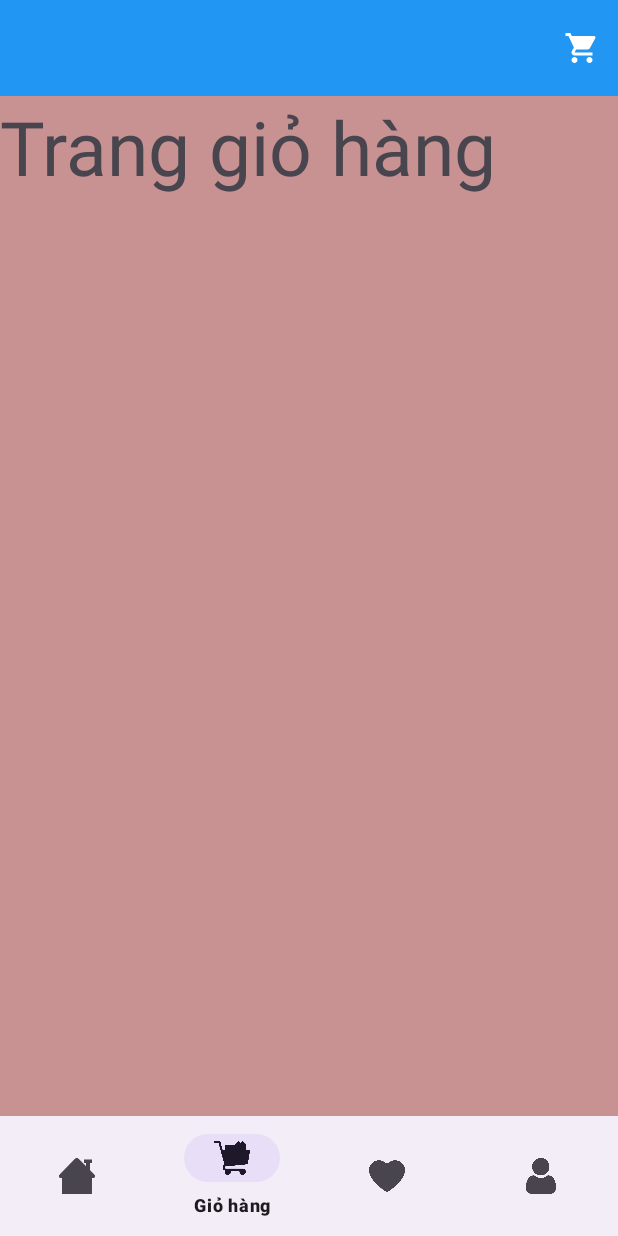
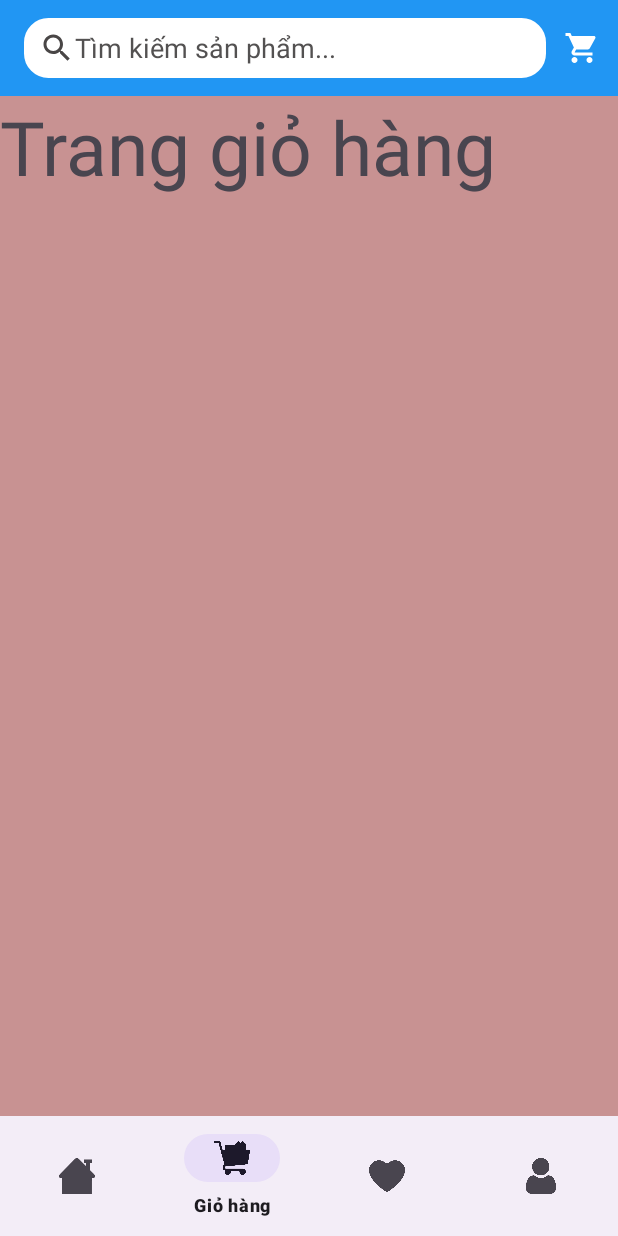
Before and after one commit to phongnft/DuAnTotNghiep_MD27, an Android app: the MainActivity screen opened directly, with no data from a screen before it, item 2 of the bottom bar chosen, on a phone screen of 412 x 824 dp. Run offline under Robolectric (Android 15) with nearby library versions, the phone set to English and light mode, and no system bars.

Commit message:
phong push

```diff
--- a/app/src/main/res/layout/activity_main.xml
+++ b/app/src/main/res/layout/activity_main.xml
@@ -15,7 +15,18 @@
         android:background="#2196F3"
         android:minHeight="?attr/actionBarSize"
         android:theme="?attr/actionBarTheme"
-        app:menu="@menu/bottom_toolbar" />
+        app:menu="@menu/bottom_toolbar" >
+
+        <EditText
+            android:paddingLeft="10dp"
+            android:drawableStart="@drawable/baseline_search_24"
+            android:textColorHint="#535151"
+            android:hint="Tìm kiếm sản phẩm..."
+            android:backgroundTint="@color/white"
+            android:background="@drawable/custom_searchview"
+            android:layout_width="match_parent"
+            android:layout_height="40dp"/>
+    </androidx.appcompat.widget.Toolbar>
 
     <FrameLayout
         android:id="@+id/framehome"
```
